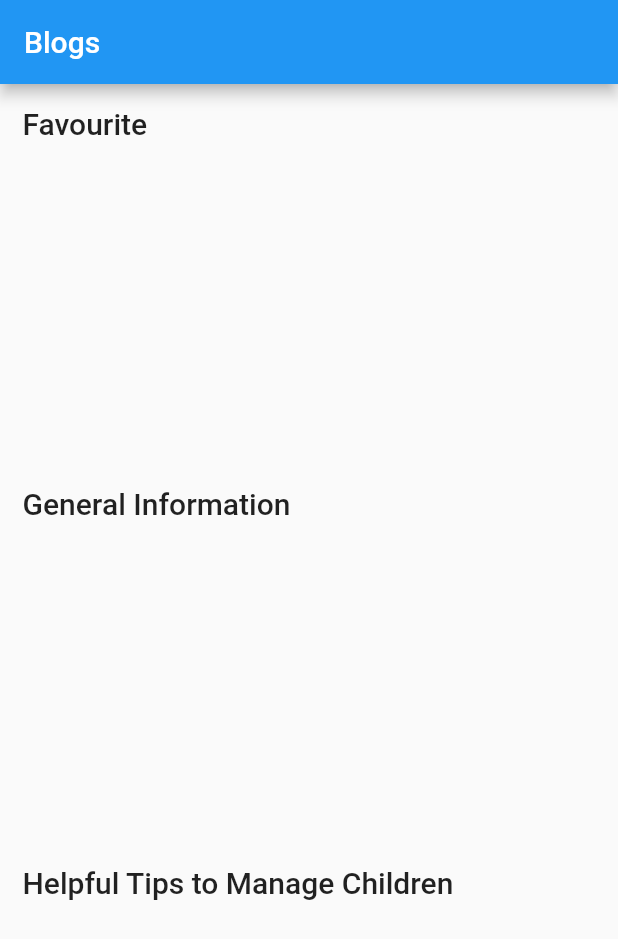
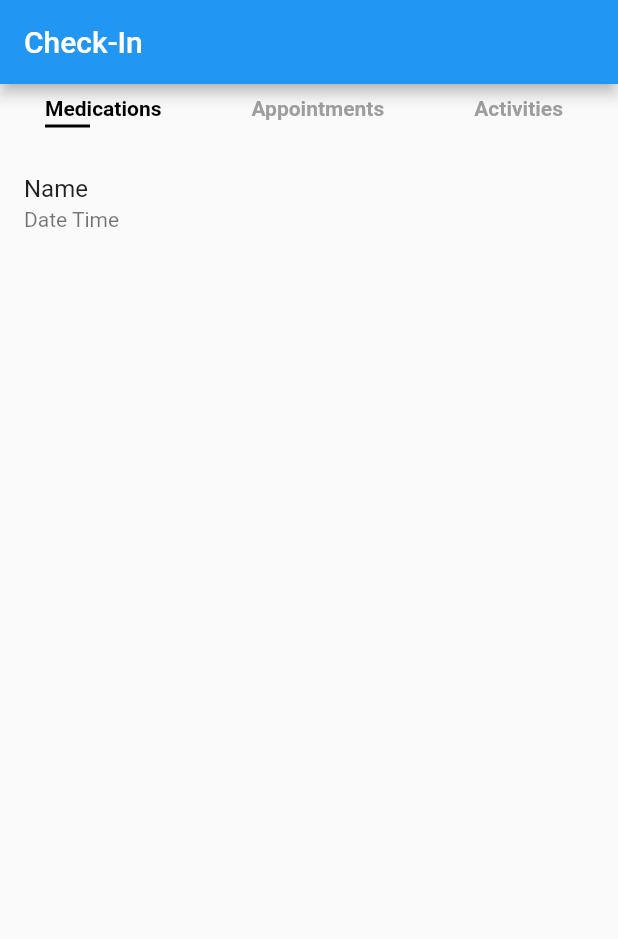
Before and after one commit to faakeha/zen, a Flutter app: the screen it shows after launch, on a phone screen of 412 x 824 dp. Shown: the top 939 px of the screen. Run offline on Flutter 3.47's test engine with Material 2 defaults, Android fonts, the phone set to English and light mode, and no system bars; our stand-ins replace cloud_firestore, firebase_core, like_button, lottie, table_calendar; accounts and stored records are empty.

Commit message:
models check-in

```diff
--- /dev/null
+++ b/lib/controllers/check_in_provider.dart
@@ -0,0 +1,12 @@
+import 'package:flutter/cupertino.dart';
+
+class CheckInProvider with ChangeNotifier{
+  int _selectedIndex = 0;
+
+  int get selectedIndex => _selectedIndex;
+
+  setSelectedIndex(int index){
+    _selectedIndex = index;
+    notifyListeners();
+  }
+}
--- a/lib/main.dart
+++ b/lib/main.dart
@@ -3,8 +3,10 @@ import 'package:flutter/material.dart';
 import 'package:provider/provider.dart';
 import 'package:zen/controllers/assessment_provider.dart';
 import 'package:zen/controllers/blogs_provider.dart';
+import 'package:zen/controllers/check_in_provider.dart';
 import 'package:zen/screens/assessment/assessment.dart';
 import 'package:zen/screens/blogs/blogs.dart';
+import 'package:zen/screens/check_in/check_in.dart';
 import 'package:zen/screens/today/today.dart';
 
 void main() async {
@@ -14,6 +16,7 @@ void main() async {
       providers: [
       ChangeNotifierProvider(create: (_) => AssessmentProvider()),
       ChangeNotifierProvider(create: (_) => BlogsProvider()),
+      ChangeNotifierProvider(create: (_) => CheckInProvider()),
       ],
     child: MyApp(),
   ));
@@ -39,7 +42,7 @@ class MyApp extends StatelessWidget {
         // is not restarted.
         primarySwatch: Colors.blue,
       ),
-      home: Blogs(),
+      home: CheckIn(),
     );
   }
 }
--- a/lib/screens/blogs/components/blog_card.dart
+++ b/lib/screens/blogs/components/blog_card.dart
@@ -19,7 +19,6 @@ class _BlogCardState extends State<BlogCard> {
   @override
   Widget build(BuildContext context) {
     bool isFetching = context.watch<BlogsProvider>().isFetching;
-    print('isf, ${isFetching.toString()}');
 
     return isFetching ?
     SizedBox(
--- a/lib/screens/blogs/components/blog_category.dart
+++ b/lib/screens/blogs/components/blog_category.dart
@@ -7,9 +7,10 @@ import 'package:zen/screens/constants.dart';
 import 'blog_card.dart';
 
 class BlogCategory extends StatefulWidget {
-   BlogCategory({Key? key, required this.category}) : super(key: key);
+   BlogCategory({Key? key, required this.category, required this.blogs}) : super(key: key);
 
   String category;
+  List<BlogJson> blogs;
 
   @override
   State<BlogCategory> createState() => _BlogCategoryState();
@@ -21,12 +22,13 @@ class _BlogCategoryState extends State<BlogCategory> {
   void initState() {
     // TODO: implement initState
     super.initState();
+    WidgetsBinding.instance.addPostFrameCallback((_) async =>
+    {
+
+    });
   }
   @override
   Widget build(BuildContext context) {
-
-    List<BlogJson> blogs = context.read<BlogsProvider>().getCategoryBlogs(widget.category);
-    bool isFetching = context.watch<BlogsProvider>().isFetching;
 
     return Padding(
       padding: const EdgeInsets.all(15.0),
@@ -42,10 +44,9 @@ class _BlogCategoryState extends State<BlogCategory> {
             height: 200,
             child: ListView(
               scrollDirection: Axis.horizontal,
-              children: blogs
+              children: widget.blogs
                   .map((e) => InkWell(
                 onTap: (){
-                  print("hi");
                   var url = Uri.parse(e.link);
                   context.read<BlogsProvider>().launchInWebViewOrVC(url);
                 },
--- /dev/null
+++ b/lib/screens/check_in/check_in.dart
@@ -0,0 +1,45 @@
+import 'package:flutter/material.dart';
+import 'package:provider/provider.dart';
+import 'package:zen/controllers/check_in_provider.dart';
+import 'package:zen/screens/check_in/components/appointment_widget.dart';
+import 'package:zen/screens/check_in/components/categories_header.dart';
+import 'package:zen/screens/check_in/components/medication_widget.dart';
+
+class CheckIn extends StatefulWidget {
+  const CheckIn({Key? key}) : super(key: key);
+
+  @override
+  State<CheckIn> createState() => _CheckInState();
+}
+
+class _CheckInState extends State<CheckIn> {
+  @override
+  Widget build(BuildContext context) {
+    int selectedIndex = context.watch<CheckInProvider>().selectedIndex;
+
+    return Scaffold(
+        appBar: AppBar(
+          title: Text("Check-In"),
+        ),
+        body: Column(
+          children: [
+            CategoriesHeader(),
+            Visibility(
+                visible: selectedIndex == 0 ? true : false,
+                child: MedicationWidget()
+            ),
+            Visibility(
+                visible: selectedIndex == 1 ? true : false,
+                child: AppointmentWidget()
+            ),
+            Visibility(
+                visible: selectedIndex == 2 ? true : false,
+                child: Expanded(
+                    child: ListView(
+                      children: const [
+                        Text('name3'), Text('time3'), Text('day3')],
+                    ))),
+          ],
+        ));
+  }
+}
--- /dev/null
+++ b/lib/screens/check_in/components/categories_header.dart
@@ -0,0 +1,55 @@
+import 'package:flutter/material.dart';
+import 'package:provider/provider.dart';
+import 'package:zen/controllers/check_in_provider.dart';
+
+class CategoriesHeader extends StatefulWidget {
+  const CategoriesHeader({Key? key}) : super(key: key);
+
+  @override
+  State<CategoriesHeader> createState() => _CategoriesHeaderState();
+}
+
+class _CategoriesHeaderState extends State<CategoriesHeader> {
+  List<String> categories = ["Medications", "Appointments", "Activities"];
+
+  @override
+  Widget build(BuildContext context) {
+    int selectedIndex = context.watch<CheckInProvider>().selectedIndex;
+
+    return Padding(
+      padding: const EdgeInsets.only(top: 8.0),
+      child: SizedBox(
+          height: 35,
+          child: ListView.builder(
+              scrollDirection: Axis.horizontal,
+              itemCount: categories.length,
+              itemBuilder: (context, index) =>
+                  InkWell(
+                    onTap: (){
+                      context.read<CheckInProvider>().setSelectedIndex(index);
+                    },
+                    child: Padding(
+                      padding: const EdgeInsets.symmetric(horizontal: 30),
+                      child: Column(
+                        crossAxisAlignment: CrossAxisAlignment.start,
+                        children: [
+                          Text(
+                            categories[index],
+                            style: TextStyle(fontWeight: FontWeight.bold, color: selectedIndex == index ? Colors.black : Colors.grey),
+                          ),
+                          Padding(
+                            padding: const EdgeInsets.only(top: 3.0),
+                            child: Container(
+                              height: 2,
+                              width: 30,
+                              color: selectedIndex == index ? Colors.black : Colors.transparent,
+                            ),
+                          )
+                        ],
+                      ),
+                    ),
+                  )
+          )),
+    );
+  }
+}
--- /dev/null
+++ b/lib/screens/check_in/components/medication_widget.dart
@@ -0,0 +1,23 @@
+import 'package:flutter/material.dart';
+
+class MedicationWidget extends StatefulWidget {
+  const MedicationWidget({Key? key}) : super(key: key);
+
+  @override
+  State<MedicationWidget> createState() => _MedicationWidgetState();
+}
+
+class _MedicationWidgetState extends State<MedicationWidget> {
+  @override
+  Widget build(BuildContext context) {
+    return Expanded(
+        child: ListView(
+      children: const [
+        ListTile(
+          title: Text("Name"),
+          subtitle: Text("Date Time"),
+        ),
+      ],
+    ));
+  }
+}
```
Also changed, not shown: lib/controllers/blogs_provider.dart (+34 -8 lines), lib/screens/blogs/blogs.dart (+45 -3 lines), lib/screens/check_in/components/appointment_widget.dart (added, +38 -0 lines).
